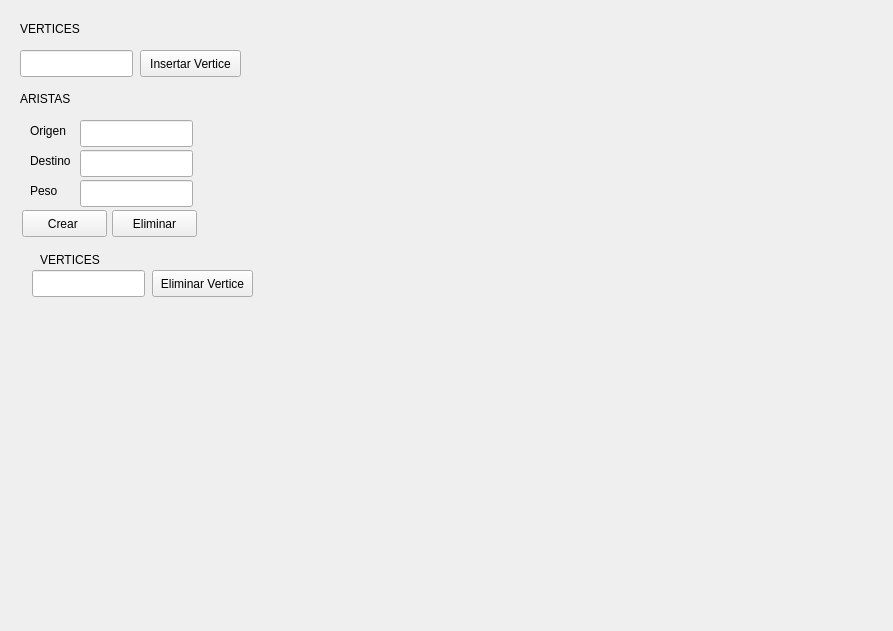
Qt form ProyectoEstructuraGrafosSorts/graph.ui (AndresRubi/ProyectoGrafosSortsEstructuras) before a commit.
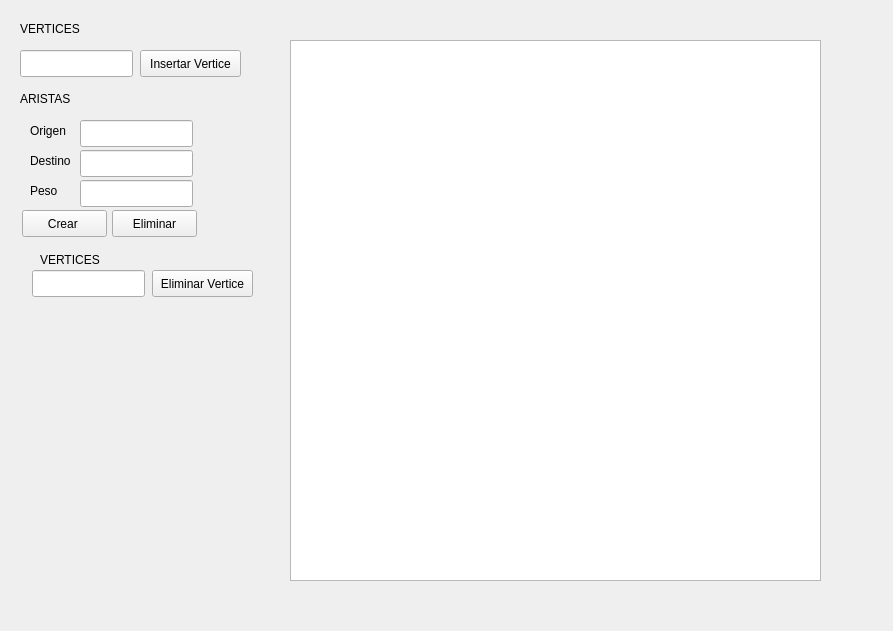
The same form after that commit.

Patch:
```diff
--- a/ProyectoEstructuraGrafosSorts/graph.ui
+++ b/ProyectoEstructuraGrafosSorts/graph.ui
@@ -196,6 +196,16 @@
     </rect>
    </property>
   </widget>
+  <widget class="QGraphicsView" name="graphicsView">
+   <property name="geometry">
+    <rect>
+     <x>290</x>
+     <y>40</y>
+     <width>531</width>
+     <height>541</height>
+    </rect>
+   </property>
+  </widget>
  </widget>
  <resources/>
  <connections/>
```
